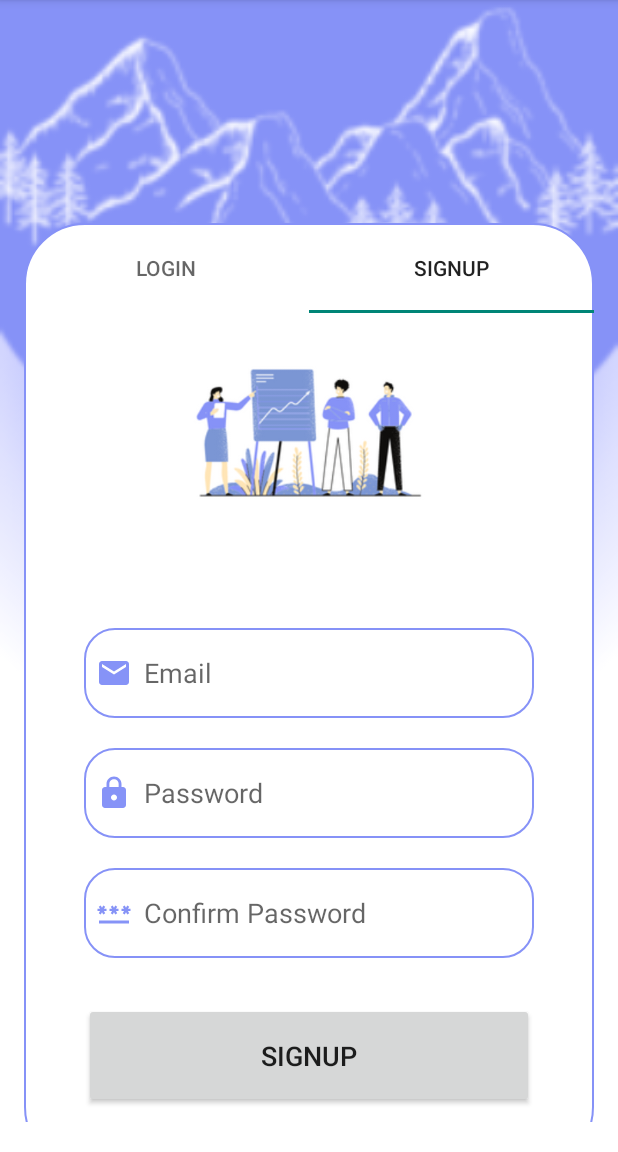
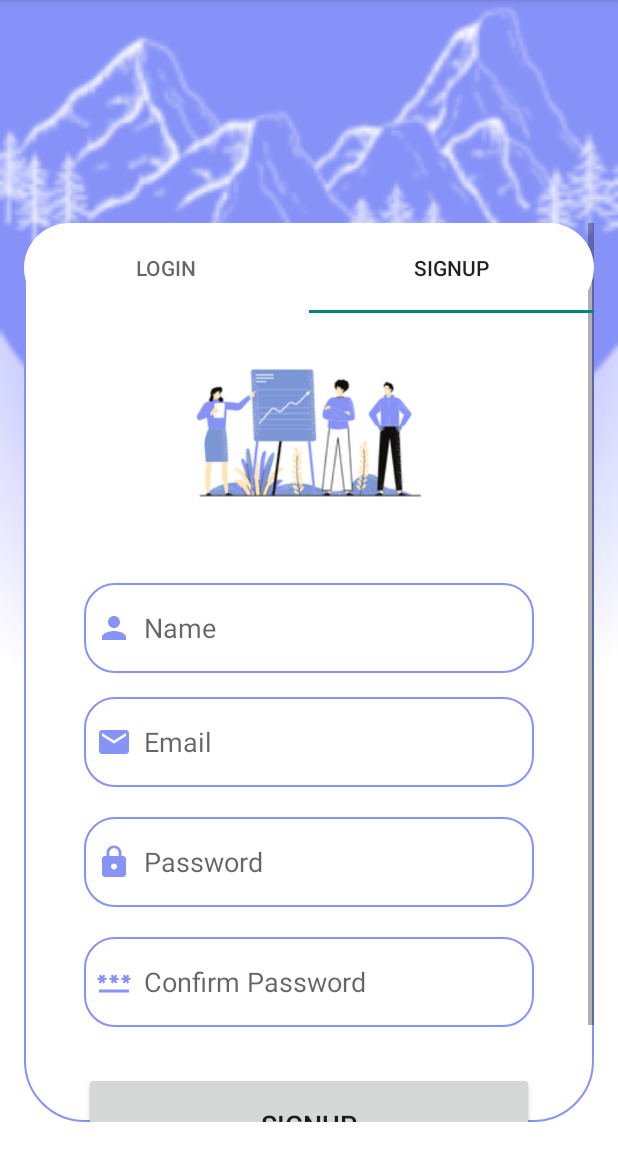
Before and after one commit to EduTeamEduMate/Frontend, an Android app built with Jetpack Compose: the AuthenticationActivity screen opened directly, with no data from a screen before it, tab 2 chosen, on a phone screen of 412 x 824 dp, the part 84-1236 px from its top. Run offline under Robolectric (Android 15) with nearby library versions, the phone set to English and light mode, and no system bars.

Commit message:
Fixed authentication screen

```diff
--- a/app/src/main/java/com/example/edumate/views/fragments/SignupTabFragment.java
+++ b/app/src/main/java/com/example/edumate/views/fragments/SignupTabFragment.java
@@ -1,36 +1,46 @@
 package com.example.edumate.views.fragments;
 
-import android.content.Context;
 import android.content.Intent;
 import android.os.Bundle;
-
-import androidx.annotation.NonNull;
-import androidx.fragment.app.Fragment;
 import android.view.LayoutInflater;
 import android.view.View;
 import android.view.ViewGroup;
+import android.view.ViewTreeObserver;
 import android.widget.Button;
 import android.widget.EditText;
+
+import androidx.fragment.app.Fragment;
+
 import com.example.edumate.R;
 import com.example.edumate.views.activitites.EmptyPageActivity;
 
 public class SignupTabFragment extends Fragment {
 
-    EditText emailEditText, passwordEditText, confirmPasswordEditText;
+    EditText nameEditText, emailEditText, passwordEditText, confirmPasswordEditText;
 
     private OnSignupInteractionListener listener;
 
     public interface OnSignupInteractionListener {
         void onNavigateToLogin();
     }
-
     @Override
     public View onCreateView(LayoutInflater inflater, ViewGroup container, Bundle savedInstanceState) {
         View view = inflater.inflate(R.layout.fragment_signup_tab, container, false);
 
+        nameEditText = view.findViewById(R.id.signup_name);
         emailEditText = view.findViewById(R.id.signup_email);
         passwordEditText = view.findViewById(R.id.signup_password);
         confirmPasswordEditText = view.findViewById(R.id.signup_confirm);
+
+//        final View rootView = view.findViewById(R.id.signup_root_layout);
+//        rootView.getViewTreeObserver().addOnGlobalLayoutListener(() -> {
+//            int heightDiff = rootView.getRootView().getHeight() - rootView.getHeight();
+//            if (heightDiff > 10) { // arbitrary value, adjust as needed
+//                rootView.setPadding(0, 100, 0, heightDiff);
+//            } else {
+//                rootView.setPadding(0, 100, 0, 0);
+//            }
+//        });
 
         Button signupButton = view.findViewById(R.id.signup_button);
 
@@ -38,27 +48,25 @@ public class SignupTabFragment extends Fragment {
             boolean isAllFieldsChecked = CheckAllFields();
 
             if (isAllFieldsChecked) {
-                listener.onNavigateToLogin();
+                // Navigate to the empty page (EmptyPageActivity)
+                Intent intent = new Intent(getActivity(), EmptyPageActivity.class);
+                startActivity(intent);
             }
         });
 
         return view;
     }
 
-    @Override
-    public void onAttach(@NonNull Context context) {
-        super.onAttach(context);
-        if (context instanceof OnSignupInteractionListener) {
-            listener = (OnSignupInteractionListener) context;
-        } else {
-            throw new RuntimeException(context.toString() + " must implement OnSignupInteractionListener");
-        }
-    }
-
     private boolean CheckAllFields() {
+        String name = nameEditText.getText().toString().trim();
         String email = emailEditText.getText().toString().trim();
         String password = passwordEditText.getText().toString();
         String confirmPassword = confirmPasswordEditText.getText().toString();
+
+        if (name.isEmpty()) {
+            nameEditText.setError("Name cannot be empty");
+            return false;
+        }
 
         if (email.isEmpty() || !isEmailValid(email)) {
             emailEditText.setError("Invalid or empty email");
--- /dev/null
+++ b/app/src/main/res/drawable/baseline_person_24.xml
@@ -0,0 +1,5 @@
+<vector android:height="24dp" android:tint="#8693f7"
+    android:viewportHeight="24" android:viewportWidth="24"
+    android:width="24dp" xmlns:android="http://schemas.android.com/apk/res/android">
+    <path android:fillColor="@android:color/white" android:pathData="M12,12c2.21,0 4,-1.79 4,-4s-1.79,-4 -4,-4 -4,1.79 -4,4 1.79,4 4,4zM12,14c-2.67,0 -8,1.34 -8,4v2h16v-2c0,-2.66 -5.33,-4 -8,-4z"/>
+</vector>
--- a/app/src/main/res/drawable/tab_bkg.xml
+++ b/app/src/main/res/drawable/tab_bkg.xml
@@ -1,10 +1,8 @@
 <?xml version="1.0" encoding="utf-8"?>
-<selector xmlns:android="http://schemas.android.com/apk/res/android"
-    android:shape="rectangle">
-
+<shape xmlns:android="http://schemas.android.com/apk/res/android" android:shape="rectangle">
     <solid
         android:color="@color/white"/>
     <corners
         android:radius="40dp"/>
 
-</selector>
+</shape>
--- a/app/src/main/res/layout/authentication_activity.xml
+++ b/app/src/main/res/layout/authentication_activity.xml
@@ -21,7 +21,7 @@
 
         <androidx.viewpager2.widget.ViewPager2
             android:layout_width="match_parent"
-            android:layout_height="630dp"
+            android:layout_height="match_parent"
             android:id="@+id/view_pager"
             app:layout_constraintVertical_bias="0"
             android:background="@drawable/viewpager_bkg"
--- a/app/src/main/res/layout/fragment_login_tab.xml
+++ b/app/src/main/res/layout/fragment_login_tab.xml
@@ -1,5 +1,5 @@
 <?xml version="1.0" encoding="utf-8"?>
-<LinearLayout
+<ScrollView
     xmlns:android="http://schemas.android.com/apk/res/android"
     xmlns:tools="http://schemas.android.com/tools"
     xmlns:app="http://schemas.android.com/apk/res-auto"
@@ -65,4 +65,4 @@
 
     </LinearLayout>
 
-</LinearLayout>
+</ScrollView>
--- a/app/src/main/res/layout/fragment_signup_tab.xml
+++ b/app/src/main/res/layout/fragment_signup_tab.xml
@@ -1,17 +1,19 @@
 <?xml version="1.0" encoding="utf-8"?>
-<LinearLayout
+<ScrollView
+    android:id="@+id/signup_root_layout"
     xmlns:android="http://schemas.android.com/apk/res/android"
     xmlns:tools="http://schemas.android.com/tools"
     xmlns:app="http://schemas.android.com/apk/res-auto"
     android:layout_width="match_parent"
     android:layout_height="match_parent"
-    android:orientation="vertical"
-    tools:context=".views.fragments.SignupTabFragment">
+    android:orientation="vertical">
 
     <LinearLayout
         android:layout_width="match_parent"
         android:layout_height="wrap_content"
-        android:orientation="vertical">
+        android:orientation="vertical"
+        android:paddingBottom="16dp"
+        >
 
         <LinearLayout
             android:layout_width="match_parent"
@@ -29,11 +31,10 @@
                 android:layout_width="300dp"
                 android:layout_height="60dp"
                 android:layout_gravity="center"
-                android:id="@+id/signup_email"
-                android:layout_marginTop="30dp"
+                android:id="@+id/signup_name"
                 android:padding="8dp"
-                android:hint="Email"
-                android:drawableLeft="@drawable/baseline_email_24"
+                android:hint="Name"
+                android:drawableLeft="@drawable/baseline_person_24"
                 android:drawablePadding="8dp"
                 android:background="@drawable/edittext_bkg"/>
 
@@ -41,7 +42,18 @@
                 android:layout_width="300dp"
                 android:layout_height="60dp"
                 android:layout_gravity="center"
+                android:id="@+id/signup_email"
+                android:layout_marginTop="16dp"
+                android:padding="8dp"
+                android:hint="Email"
+                android:drawableLeft="@drawable/baseline_email_24"
+                android:drawablePadding="8dp"
+                android:background="@drawable/edittext_bkg"/>
+            <EditText
                 android:id="@+id/signup_password"
+                android:layout_width="300dp"
+                android:layout_height="60dp"
+                android:layout_gravity="center"
                 android:layout_marginTop="20dp"
                 android:padding="8dp"
                 android:hint="Password"
@@ -51,10 +63,10 @@
                 android:background="@drawable/edittext_bkg"/>
 
             <EditText
+                android:id="@+id/signup_confirm"
                 android:layout_width="300dp"
                 android:layout_height="60dp"
                 android:layout_gravity="center"
-                android:id="@+id/signup_confirm"
                 android:layout_marginTop="20dp"
                 android:padding="8dp"
                 android:hint="Confirm Password"
@@ -71,10 +83,7 @@
                 android:layout_marginTop="30dp"
                 android:textSize="18sp"
                 android:text="Signup"
-                app:cornerRadius = "30dp"/>
-
+                app:cornerRadius="30dp"/>
         </LinearLayout>
-
     </LinearLayout>
-
-</LinearLayout>
+</ScrollView>
```
